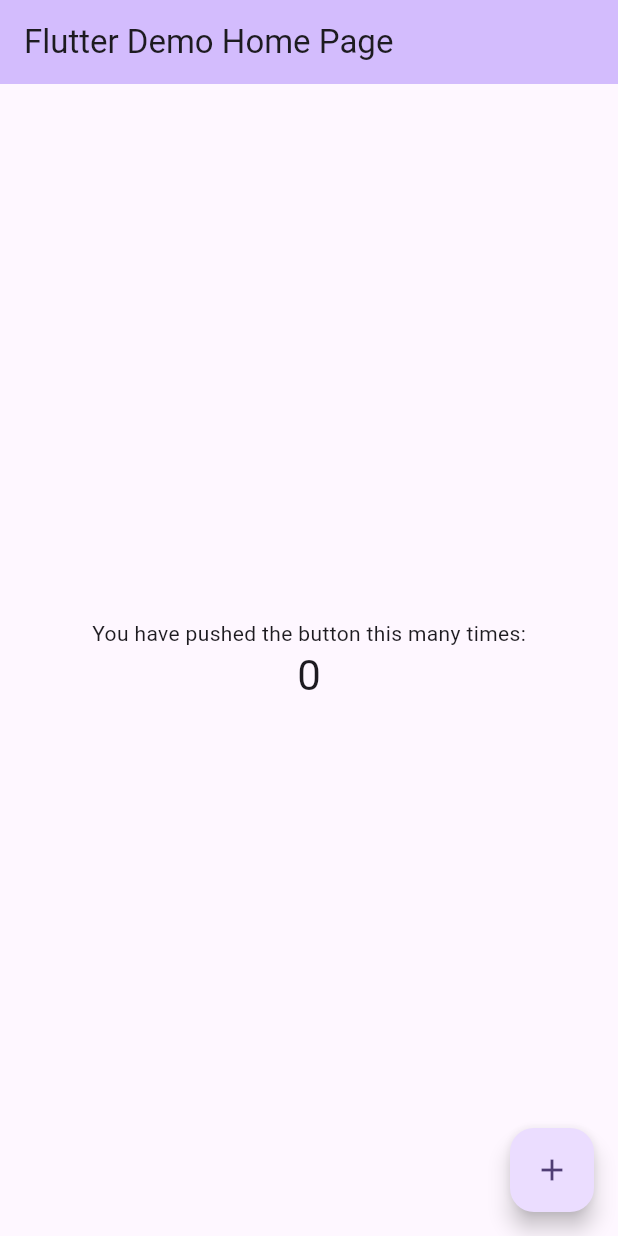
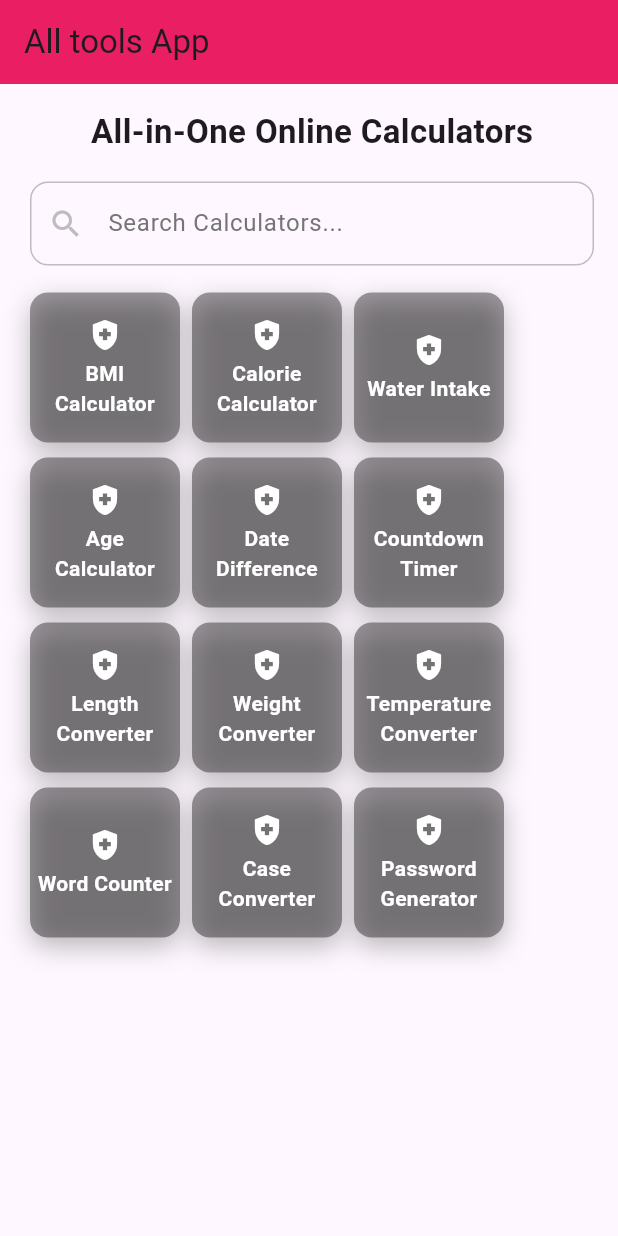
Before and after one commit to Hamid-Raza-22/Online-Calculator-Hub, a Flutter app: the screen it shows after launch, on a phone screen of 412 x 824 dp. Run offline on Flutter 3.47's test engine with Material 3 defaults, Android fonts, the phone set to English and light mode, and no system bars; our stand-ins replace get.

Commit message:
18/08/2025 Homescreen's,BMI Screen's UI completed

```diff
--- a/lib/main.dart
+++ b/lib/main.dart
@@ -1,122 +1,20 @@
 import 'package:flutter/material.dart';
+import 'package:get/get.dart';
+import 'package:online_calculator_hub/screens/HomeScreen/homeScreen_view.dart';
 
 void main() {
   runApp(const MyApp());
 }
 
+
 class MyApp extends StatelessWidget {
   const MyApp({super.key});
 
-  // This widget is the root of your application.
   @override
   Widget build(BuildContext context) {
-    return MaterialApp(
-      title: 'Flutter Demo',
-      theme: ThemeData(
-        // This is the theme of your application.
-        //
-        // TRY THIS: Try running your application with "flutter run". You'll see
-        // the application has a purple toolbar. Then, without quitting the app,
-        // try changing the seedColor in the colorScheme below to Colors.green
-        // and then invoke "hot reload" (save your changes or press the "hot
-        // reload" button in a Flutter-supported IDE, or press "r" if you used
-        // the command line to start the app).
-        //
-        // Notice that the counter didn't reset back to zero; the application
-        // state is not lost during the reload. To reset the state, use hot
-        // restart instead.
-        //
-        // This works for code too, not just values: Most code changes can be
-        // tested with just a hot reload.
-        colorScheme: ColorScheme.fromSeed(seedColor: Colors.deepPurple),
-      ),
-      home: const MyHomePage(title: 'Flutter Demo Home Page'),
+    return GetMaterialApp(
+      debugShowCheckedModeBanner: false,
+      home:HomescreenView()
     );
   }
 }
-
-class MyHomePage extends StatefulWidget {
-  const MyHomePage({super.key, required this.title});
-
-  // This widget is the home page of your application. It is stateful, meaning
-  // that it has a State object (defined below) that contains fields that affect
-  // how it looks.
-
-  // This class is the configuration for the state. It holds the values (in this
-  // case the title) provided by the parent (in this case the App widget) and
-  // used by the build method of the State. Fields in a Widget subclass are
-  // always marked "final".
-
-  final String title;
-
-  @override
-  State<MyHomePage> createState() => _MyHomePageState();
-}
-
-class _MyHomePageState extends State<MyHomePage> {
-  int _counter = 0;
-
-  void _incrementCounter() {
-    setState(() {
-      // This call to setState tells the Flutter framework that something has
-      // changed in this State, which causes it to rerun the build method below
-      // so that the display can reflect the updated values. If we changed
-      // _counter without calling setState(), then the build method would not be
-      // called again, and so nothing would appear to happen.
-      _counter++;
-    });
-  }
-
-  @override
-  Widget build(BuildContext context) {
-    // This method is rerun every time setState is called, for instance as done
-    // by the _incrementCounter method above.
-    //
-    // The Flutter framework has been optimized to make rerunning build methods
-    // fast, so that you can just rebuild anything that needs updating rather
-    // than having to individually change instances of widgets.
-    return Scaffold(
-      appBar: AppBar(
-        // TRY THIS: Try changing the color here to a specific color (to
-        // Colors.amber, perhaps?) and trigger a hot reload to see the AppBar
-        // change color while the other colors stay the same.
-        backgroundColor: Theme.of(context).colorScheme.inversePrimary,
-        // Here we take the value from the MyHomePage object that was created by
-        // the App.build method, and use it to set our appbar title.
-        title: Text(widget.title),
-      ),
-      body: Center(
-        // Center is a layout widget. It takes a single child and positions it
-        // in the middle of the parent.
-        child: Column(
-          // Column is also a layout widget. It takes a list of children and
-          // arranges them vertically. By default, it sizes itself to fit its
-          // children horizontally, and tries to be as tall as its parent.
-          //
-          // Column has various properties to control how it sizes itself and
-          // how it positions its children. Here we use mainAxisAlignment to
-          // center the children vertically; the main axis here is the vertical
-          // axis because Columns are vertical (the cross axis would be
-          // horizontal).
-          //
-          // TRY THIS: Invoke "debug painting" (choose the "Toggle Debug Paint"
-          // action in the IDE, or press "p" in the console), to see the
-          // wireframe for each widget.
-          mainAxisAlignment: MainAxisAlignment.center,
-          children: <Widget>[
-            const Text('You have pushed the button this many times:'),
-            Text(
-              '$_counter',
-              style: Theme.of(context).textTheme.headlineMedium,
-            ),
-          ],
-        ),
-      ),
-      floatingActionButton: FloatingActionButton(
-        onPressed: _incrementCounter,
-        tooltip: 'Increment',
-        child: const Icon(Icons.add),
-      ), // This trailing comma makes auto-formatting nicer for build methods.
-    );
-  }
-}
--- /dev/null
+++ b/lib/screens/BMI Calculator/BMI_calculator_view.dart
@@ -0,0 +1,65 @@
+import 'package:flutter/material.dart';
+import 'package:get/get.dart';
+import 'package:get/get_core/src/get_main.dart';
+import 'package:online_calculator_hub/widgets/Text_widget.dart';
+import 'package:online_calculator_hub/widgets/customTextFeild.dart';
+import 'package:online_calculator_hub/widgets/custom_button.dart';
+
+class BmiCalculatorView extends StatelessWidget {
+  final String title;
+  const BmiCalculatorView({super.key, required this.title});
+
+  @override
+  Widget build(BuildContext context) {
+    return SafeArea(
+      child: Scaffold(
+        body: SingleChildScrollView(
+          child: Padding(
+            padding: const EdgeInsets.all(16.0),
+            child: Column(
+              spacing: 10,
+              children: [
+                TextWidget(text: "BMI Calculator",weight: FontWeight.bold,fontSize: 22,),
+                TextWidget(
+                  text: "Calculate your Body Mass Index (BMI) to determine if your weight is "
+                      "in a healthy range for your height.",
+                  fontSize: 16,
+                  weight: FontWeight.normal,
+
+                ),
+                CustomTextField( hintText:"170",labelText: "Height",),
+                CustomTextField(hintText:"65", labelText: "Weight",),
+                CustomTextButton(text: "Calculate BMI", textColor:Colors.white,onPressed: (){
+                  Get.defaultDialog(
+                    title: "Your BMI",
+                    middleText: "Normal with weight: 76, height: 182",
+                    confirm: ElevatedButton(
+                      onPressed: () => Get.back(),
+                      child: Text("OK"),
+                    ),
+                    cancel: TextButton(
+                      onPressed: () => Get.back(),
+                      child: Text("Cancel"),
+                    ),
+
+                  );
+                },buttonColor: Colors.blueAccent,),
+                CustomTextButton(text: "Reset", onPressed: (){},buttonColor: Colors.grey,textColor: Colors.black,),
+                SizedBox(height: 10,),
+                TextWidget(text: "Understanding BMI", fontSize: 22, weight: FontWeight.bold),
+                TextWidget(text: "Body Mass Index (BMI) is a simple calculation using height and weight to estimate body fat and assess health risks. While not perfect, it's a useful screening tool for weight categories.", fontSize:16, weight: FontWeight.normal),
+                TextWidget(text: "BMI Categories:", fontSize:18, weight: FontWeight.w600),
+                TextWidget(text: "Underweight: BMI < 18.5", fontSize: 16, weight: FontWeight.normal),
+                TextWidget(text: "Normal weight: BMI 18.5-24.9", fontSize: 16, weight: FontWeight.normal),
+                TextWidget(text: "Overweight: BMI 25-29.9", fontSize: 16, weight: FontWeight.normal),
+                TextWidget(text: "Obese: BMI ≥ 30", fontSize: 16, weight: FontWeight.normal)
+
+
+              ],
+            ),
+          ),
+        ),
+      ),
+    );
+  }
+}
--- /dev/null
+++ b/lib/screens/HomeScreen/homeScreen_view.dart
@@ -0,0 +1,37 @@
+import 'package:flutter/material.dart';
+import 'package:online_calculator_hub/widgets/custom_grid_view.dart';
+
+import '../../widgets/customTextFeild.dart';
+
+class HomescreenView extends StatelessWidget {
+  const HomescreenView({super.key});
+
+  @override
+  Widget build(BuildContext context) {
+    return Scaffold(
+      appBar: AppBar(
+        title: Text("All tools App"),
+        backgroundColor: Colors.pink,
+      ),
+      body: SingleChildScrollView(
+        child: Padding(
+          padding: const EdgeInsets.only(top: 16.0,left: 20.0,right: 16),
+          child: Column(
+            spacing: 10,
+            children: [
+
+              Text("All-in-One Online Calculators",style: TextStyle(
+                fontSize: 22,
+                fontWeight: FontWeight.bold,
+
+              ),),
+              CustomTextField(hintText: "Search Calculators...", icon:Icons.search,),
+              CustomGridView()
+
+            ],
+          ),
+        ),
+      ),
+    );
+  }
+}
--- /dev/null
+++ b/lib/widgets/customTextFeild.dart
@@ -0,0 +1,38 @@
+import 'package:flutter/material.dart';
+
+class CustomTextField extends StatelessWidget {
+  final IconData? icon;
+  final String hintText;
+ final String? labelText;
+
+  const CustomTextField(
+      {super.key,
+       this.icon,
+        required this.hintText,
+       this.labelText,
+      });
+
+  @override
+  Widget build(BuildContext context) {
+    final border = OutlineInputBorder(
+      borderRadius: BorderRadius.circular(12),
+      borderSide: const BorderSide(color: Color(0xFFBDBDBD)),
+    );
+
+    return Padding(
+      padding: const EdgeInsets.symmetric(vertical: 8),
+      child: TextFormField(
+
+        decoration: InputDecoration(
+          prefixIcon: Icon(icon, color: Color(0xFFBDBDBD)),
+          hintText: hintText,
+          labelText: labelText,
+          hintStyle: const TextStyle(color: Color(0xFF757575)),
+          border: border,
+          enabledBorder: border,
+          focusedBorder: border,
+        ),
+      ),
+    );
+  }
+}
--- /dev/null
+++ b/lib/widgets/custom_card_widget.dart
@@ -0,0 +1,65 @@
+import 'package:flutter/material.dart';
+
+class BottomElevatedCard extends StatelessWidget {
+  const BottomElevatedCard({
+    super.key,
+    required this.text,
+    required this.onTap,
+    this.backgroundColor = Colors.black38,
+    this.borderRadius = 12,this.C_icon,
+  });
+
+  final String text;
+  final VoidCallback onTap;
+  final C_icon;
+  final Color backgroundColor;
+  final double borderRadius;
+
+  @override
+  Widget build(BuildContext context) {
+    return Container(
+      height: 100,
+      width: 100,
+      decoration: BoxDecoration(
+        borderRadius: BorderRadius.circular(borderRadius),
+        // bottom-only elevation look
+        boxShadow: const [
+          BoxShadow(
+            color: Colors.black26,
+            offset: Offset(0, 6), // pushes shadow downward
+            blurRadius: 14,
+            spreadRadius: 0,
+          ),
+        ],
+      ),
+      child: Material(
+        color: backgroundColor,
+        borderRadius: BorderRadius.circular(borderRadius),
+        child: InkWell(
+          borderRadius: BorderRadius.circular(borderRadius),
+          onTap: onTap,
+          child: Padding(
+            padding: EdgeInsets.symmetric(horizontal: 5),
+            child:Column(
+              spacing: 4,
+              mainAxisAlignment: MainAxisAlignment.center,
+              children: [
+                Icon(C_icon,color: Colors.white,),
+                Text(
+                  text,
+                  softWrap: true,
+                  textAlign: TextAlign.center,
+                  overflow: TextOverflow.visible,
+                  style: TextStyle(
+                      fontWeight: FontWeight.bold,
+                    color: Colors.white
+                  ),
+                ),
+              ],
+            )
+          ),
+        ),
+      ),
+    );
+  }
+}
--- /dev/null
+++ b/lib/widgets/custom_grid_view.dart
@@ -0,0 +1,163 @@
+import 'package:flutter/material.dart';
+import 'package:get/get.dart';
+import 'package:get/get_core/src/get_main.dart';
+import 'package:online_calculator_hub/screens/BMI%20Calculator/BMI_calculator_view.dart';
+import 'package:online_calculator_hub/widgets/custom_card_widget.dart';
+
+class CustomGridView extends StatelessWidget {
+  const CustomGridView({super.key});
+
+  @override
+  Widget build(BuildContext context) {
+    return SingleChildScrollView(
+      child: Column(
+        spacing: 10,
+        children: [
+          Row(
+            spacing: 8,
+            children: [
+              BottomElevatedCard(
+                text: "BMI Calculator",
+                onTap: () {
+                  Get.to(BmiCalculatorView(title:"BMI Calculator" ,));
+                  Get.snackbar(
+                    'BMI Calculator',
+                    'This is a simple GetX snackbar!',
+                    backgroundColor: Colors.blue
+                  );
+                },
+                C_icon: Icons.health_and_safety,
+              ),
+              BottomElevatedCard(
+                text: "Calorie Calculator",
+                onTap: () {
+                  Get.snackbar(
+                    'Title',
+                    'This is a simple GetX snackbar!',
+                  );
+                },
+                C_icon: Icons.health_and_safety,
+              ),
+              BottomElevatedCard(
+                text: "Water Intake",
+                onTap: () {
+                  Get.snackbar(
+                    'Title',
+                    'This is a simple GetX snackbar!',
+                  );
+                },
+                C_icon: Icons.health_and_safety,
+              ),
+            ],
+          ),
+          Row(
+            spacing: 8,
+            children: [
+              BottomElevatedCard(
+                text: "Age Calculator",
+                onTap: () {
+                  Get.snackbar(
+                    'Title',
+                    'This is a simple GetX snackbar!',
+                  );
+                },
+                C_icon: Icons.health_and_safety,
+              ),
+              BottomElevatedCard(
+                text: "Date Difference",
+                onTap: () {
+                  Get.snackbar(
+                    'Title',
+                    'This is a simple GetX snackbar!',
+                  );
+                },
+                C_icon: Icons.health_and_safety,
+              ),
+              BottomElevatedCard(
+                text: "Countdown Timer",
+                onTap: () {
+                  Get.snackbar(
+                    'Title',
+                    'This is a simple GetX snackbar!',
+                  );
+                },
+                C_icon: Icons.health_and_safety,
+              ),
+            ],
+          ),
+          Row(
+            spacing: 8,
+            children: [
+              BottomElevatedCard(
+                text: "Length Converter",
+                onTap: () {
+                  Get.snackbar(
+                    'Title',
+                    'This is a simple GetX snackbar!',
+                  );
+                },
+                C_icon: Icons.health_and_safety,
+              ),
+              BottomElevatedCard(
+                text: "Weight Converter",
+                onTap: () {
+                  Get.snackbar(
+                    'Title',
+                    'This is a simple GetX snackbar!',
+                  );
+                },
+                C_icon: Icons.health_and_safety,
+              ),
+              BottomElevatedCard(
+
+                text: "Temperature Converter",
+                onTap: () {
+                  Get.snackbar(
+                    'Title',
+                    'This is a simple GetX snackbar!',
+                  );
+                },
+                C_icon: Icons.health_and_safety,
+              ),
+            ],
+          ),
+          Row(
+            spacing: 8,
+            children: [
+              BottomElevatedCard(
+                text: "Word Counter",
+                onTap: () {
+                  Get.snackbar(
+                    'Title',
+                    'This is a simple GetX snackbar!',
+                  );
+                },
+                C_icon: Icons.health_and_safety,
+              ),
+              BottomElevatedCard(
+                text: "Case Converter",
+                onTap: () {
+                  Get.snackbar(
+                    'Title',
+                    'This is a simple GetX snackbar!',
+                  );
+                },
+                C_icon: Icons.health_and_safety,
+              ),
+              BottomElevatedCard(
+                text: "Password Generator",
+                onTap: () {
+                  Get.snackbar(
+                    'Title',
+                    'This is a simple GetX snackbar!',
+                  );
+                },
+                C_icon: Icons.health_and_safety,
+              ),
+            ],
+          ),
+        ],
+      ),
+    );
+  }
+}
--- a/pubspec.yaml
+++ b/pubspec.yaml
@@ -34,6 +34,7 @@ dependencies:
   # The following adds the Cupertino Icons font to your application.
   # Use with the CupertinoIcons class for iOS style icons.
   cupertino_icons: ^1.0.8
+  get:
 
 dev_dependencies:
   flutter_test:
```
Also changed, not shown: lib/widgets/Text_widget.dart (added, +21 -0 lines), lib/widgets/custom_button.dart (+43 -0 lines), pubspec.lock.
